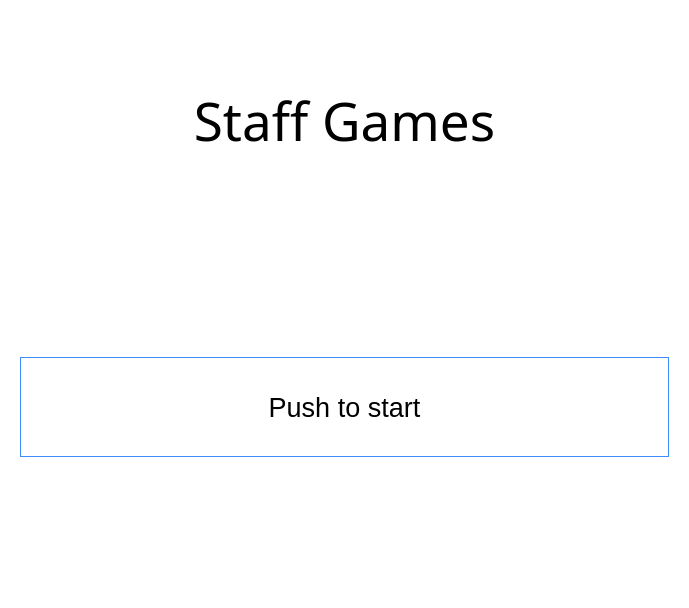
Before: the Qt Designer form title.ui in andrewreeman/staffGames, drawn with Qt 5.
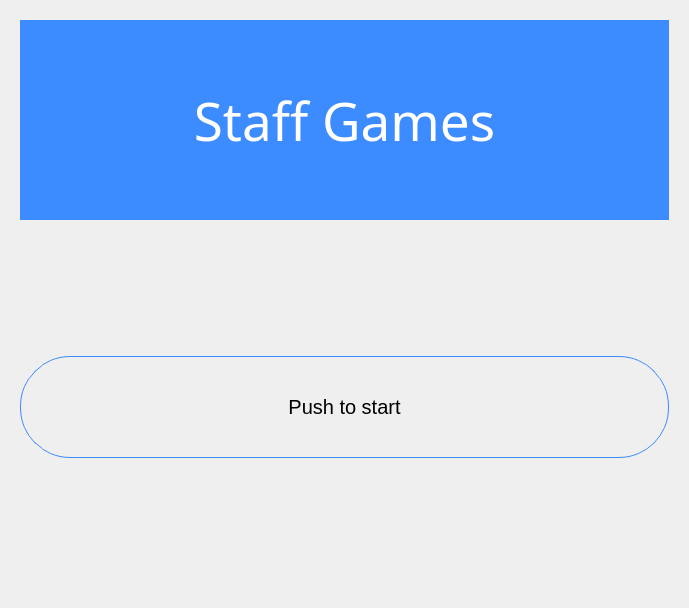
After: the same form once the commit is applied. The open tabs and pages were chosen to show the change.

```diff
--- a/title.ui
+++ b/title.ui
@@ -23,7 +23,31 @@
    <bool>false</bool>
   </property>
   <property name="styleSheet">
-   <string notr="true">background-color: rgb(255, 255, 255)</string>
+   <string notr="true">QLabel#titleLabel{
+    background-color: #3C8BFF;
+    color: rgb(255, 255, 255);
+}
+
+QPushButton{
+    font-size: 20px;
+    font-family: &quot;Arial&quot;;
+    border: 1px solid #3C8BFF;
+	border-radius: 50px;
+    min-height: 100px;
+}
+
+QDialog QPushButton{
+    min-height: 30px;
+}
+
+QPushButton:pressed{
+    background-color: #3C8BFF;
+    color: rgb(255, 255, 255);  
+}
+
+*[dynamicButton=&quot;true&quot;]{
+	border-radius: 100px;
+}</string>
   </property>
   <layout class="QVBoxLayout" name="verticalLayout_3">
    <item>
@@ -97,18 +121,11 @@
            <property name="minimumSize">
             <size>
              <width>0</width>
-             <height>100</height>
+             <height>102</height>
             </size>
            </property>
-           <property name="font">
-            <font>
-             <family>Arial</family>
-             <pointsize>20</pointsize>
-            </font>
-           </property>
            <property name="styleSheet">
-            <string notr="true">border: 1px solid #3C8BFF;
-</string>
+            <string notr="true"/>
            </property>
            <property name="text">
             <string>Push to start</string>
```
Left out of the diff: 17 changed lines with no effect on the pictures.
